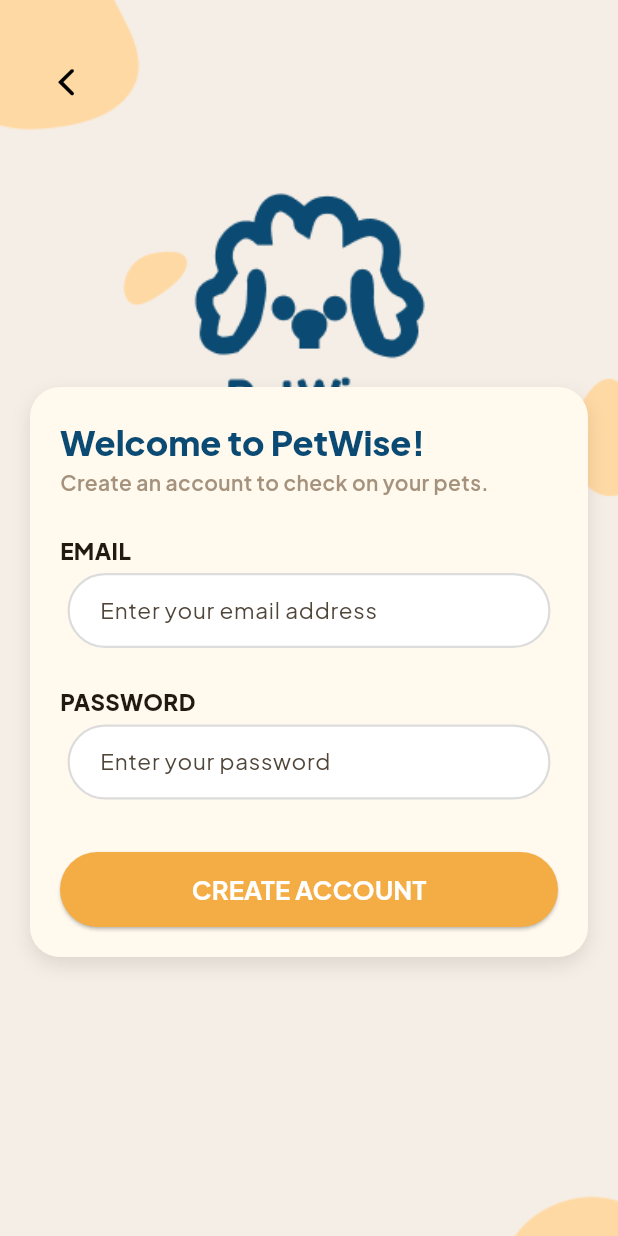
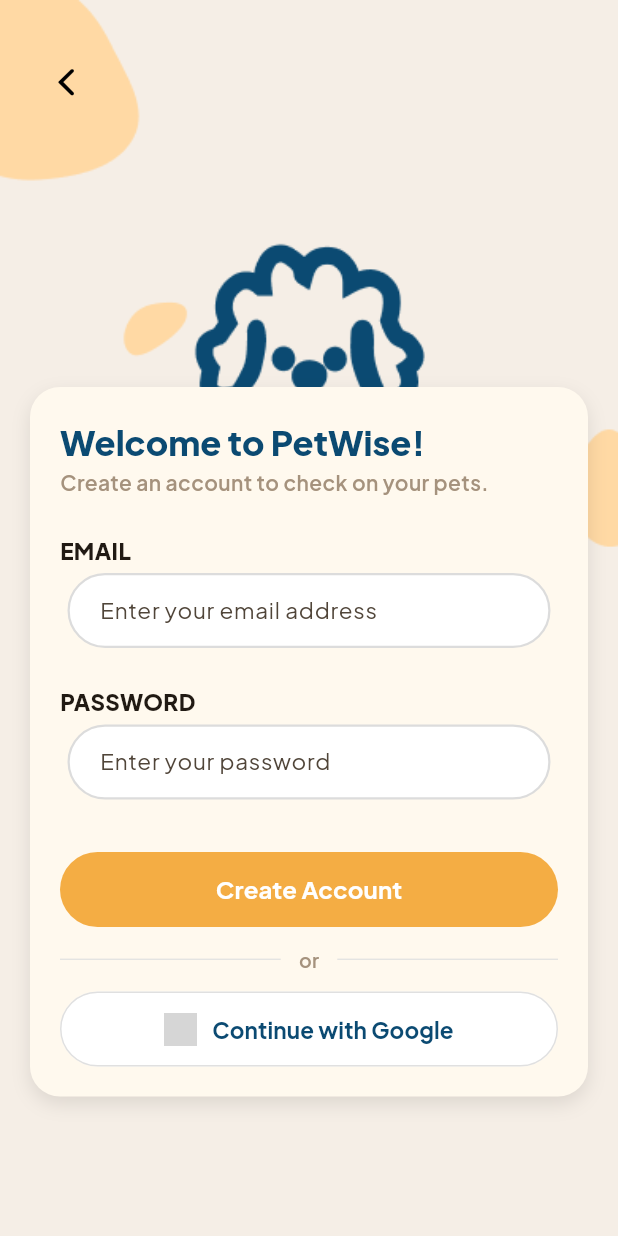
Before and after one commit to andurehhh/Petwise, a Flutter app: the UserSignupScreen screen opened by its route, on a phone screen of 412 x 824 dp. Run offline on Flutter 3.47's test engine with Material 3 defaults, Android fonts, the phone set to English and light mode, and no system bars; our stand-ins replace audioplayers, flutter_local_notifications, flutter_secure_storage, flutter_timezone, google_fonts, google_sign_in and 4 more; accounts and stored records are empty; network calls fail; grey boxes are pictures that could not be loaded.

Commit message:
changed the ID interaction, added google sign up + new pet pen default

```diff
--- a/lib/presentation/screens/pet_card_screen.dart
+++ b/lib/presentation/screens/pet_card_screen.dart
@@ -55,8 +55,8 @@ class PetCardScreen extends StatelessWidget {
             return Padding(
               padding: const EdgeInsets.only(bottom: 16),
               child: GestureDetector(
-                onTap: () => _showZoom(context, pet, displayImage),
-                onDoubleTap: () {
+                onLongPress: () => _showZoom(context, pet, displayImage),
+                onTap: () {
                   context.read<PetProvider>().selectPet(pet);
                   Navigator.push(
                     context,
--- a/lib/presentation/screens/user_signup_screen.dart
+++ b/lib/presentation/screens/user_signup_screen.dart
@@ -3,8 +3,9 @@ import 'package:flutter/material.dart';
 import 'package:google_fonts/google_fonts.dart';
 import 'package:petwise/contracts/auth/signup_request.dart';
 import 'package:petwise/providers/auth_provider.dart';
+import 'package:petwise/presentation/widgets/petwise_user_textField.dart';
+import 'package:petwise/presentation/widgets/petwise_confirmation_dialog.dart';
 import 'package:provider/provider.dart';
-import '../widgets/petwise_user_textField.dart';
 
 class UserSignupScreen extends StatefulWidget {
   const UserSignupScreen({super.key});
@@ -69,16 +70,21 @@ class _UserSignupScreenState extends State<UserSignupScreen> {
   Widget build(BuildContext context) {
     final authProvider = context.watch<AuthProvider>();
     return Scaffold(
-      body: Container(
+      body: SizedBox(
+        width: double.infinity,
+        height: MediaQuery.of(context).size.height,
+        child: Container(
           decoration: const BoxDecoration(
             image: DecorationImage(
               image: AssetImage('assets/images/login_bg.png'),
-            fit: BoxFit.fitWidth,
+              fit: BoxFit.cover,
+              alignment: Alignment.topCenter,
             ),
           ),
           child: SafeArea(
             child: Padding(
               padding: const EdgeInsets.symmetric(horizontal: 20.0),
+              child: SingleChildScrollView(
                 child: Column(
                   crossAxisAlignment: CrossAxisAlignment.start,
                   children: [
@@ -101,7 +107,7 @@ class _UserSignupScreenState extends State<UserSignupScreen> {
                         borderRadius: BorderRadius.circular(20.0),
                         boxShadow: [
                           BoxShadow(
-                        color: Colors.black.withOpacity(0.1),
+                            color: Colors.black.withValues(alpha: 0.1),
                             blurRadius: 10,
                             offset: const Offset(0, 5),
                           ),
@@ -127,9 +133,6 @@ class _UserSignupScreenState extends State<UserSignupScreen> {
                               fontWeight: FontWeight.w600,
                             ),
                           ),
-                      Column(
-                        crossAxisAlignment: CrossAxisAlignment.center,
-                        children: [
                           const SizedBox(height: 15),
                           PetwiseUserTextfield(
                             textLabel: 'EMAIL',
@@ -143,30 +146,25 @@ class _UserSignupScreenState extends State<UserSignupScreen> {
                             isEditable: true,
                             controller: _passwordController,
                           ),
-                        ],
-                      ),
                           const SizedBox(height: 20),
-                      ElevatedButton(
+                          SizedBox(
+                            width: double.infinity,
+                            height: 50,
+                            child: ElevatedButton(
                               onPressed: authProvider.isLoading
                                   ? null
                                   : () async {
-                                // Use read instead of watch inside the function to prevent unnecessary rebuilds during the async call
                                       final provider = context.read<AuthProvider>();
-
                                       bool success = await provider.signUp(
                                         SignUpRequest(
                                           email: _emailController.text.trim(),
                                           password: _passwordController.text.trim(),
                                         ),
                                       );
-
                                       if (!mounted) return;
-
                                       if (success) {
-                                  // Success! Show the dialog.
                                         _showEmailValidationDialog();
                                       } else {
-                                  // Only show the SnackBar if success is FALSE
                                         ScaffoldMessenger.of(context).showSnackBar(
                                           SnackBar(
                                             content: Text(
@@ -180,7 +178,10 @@ class _UserSignupScreenState extends State<UserSignupScreen> {
                               style: ElevatedButton.styleFrom(
                                 backgroundColor: const Color(0xffF4AD44),
                                 foregroundColor: Colors.white,
-                          minimumSize: const Size(double.infinity, 50),
+                                shape: RoundedRectangleBorder(
+                                  borderRadius: BorderRadius.circular(25),
+                                ),
+                                elevation: 0,
                               ),
                               child: authProvider.isLoading
                                   ? const SizedBox(
@@ -192,19 +193,111 @@ class _UserSignupScreenState extends State<UserSignupScreen> {
                                       ),
                                     )
                                   : Text(
-                                'CREATE ACCOUNT',
+                                      'Create Account',
                                       style: GoogleFonts.plusJakartaSans(
                                         color: Colors.white,
-                                  fontSize: 17,
+                                        fontSize: 16,
                                         fontWeight: FontWeight.w700,
+                                      ),
+                                    ),
+                            ),
+                          ),
+                          const SizedBox(height: 12),
+                          Row(
+                            children: [
+                              Expanded(
+                                child: Divider(
+                                  color: Colors.grey.shade300,
+                                  thickness: 0.8,
+                                ),
+                              ),
+                              Padding(
+                                padding: const EdgeInsets.symmetric(horizontal: 12),
+                                child: Text(
+                                  'or',
+                                  style: GoogleFonts.plusJakartaSans(
+                                    color: const Color(0xffA5927D),
+                                    fontSize: 13,
+                                    fontWeight: FontWeight.w600,
+                                  ),
+                                ),
+                              ),
+                              Expanded(
+                                child: Divider(
+                                  color: Colors.grey.shade300,
+                                  thickness: 0.8,
+                                ),
+                              ),
+                            ],
+                          ),
+                          const SizedBox(height: 12),
+                          SizedBox(
+                            width: double.infinity,
+                            height: 50,
+                            child: OutlinedButton(
+                              onPressed: authProvider.isLoading
+                                  ? null
+                                  : () async {
+                                      final success =
+                                          await authProvider.loginWithGoogle();
+                                      if (!mounted) return;
+                                      if (success) {
+                                        await PetwiseConfirmationDialog.show(
+                                          context: context,
+                                          success: true,
+                                          title: 'Welcome!',
+                                          message:
+                                              "Your account is ready. Let's check on your pets.",
+                                          buttonLabel: 'Let\'s Go',
+                                        );
+                                        if (mounted) {
+                                          Navigator.pushReplacementNamed(
+                                            context,
+                                            '/UserHomePage',
+                                          );
+                                        }
+                                      }
+                                    },
+                              style: OutlinedButton.styleFrom(
+                                backgroundColor: Colors.white,
+                                foregroundColor: const Color(0xff0B4A72),
+                                side: BorderSide(color: Colors.grey.shade300),
+                                shape: RoundedRectangleBorder(
+                                  borderRadius: BorderRadius.circular(25),
+                                ),
+                              ),
+                              child: Row(
+                                mainAxisAlignment: MainAxisAlignment.center,
+                                children: [
+                                  Image.asset(
+                                    'assets/images/google_logo.png',
+                                    height: 20,
+                                    errorBuilder: (_, __, ___) => const Icon(
+                                      Icons.g_mobiledata,
+                                      size: 22,
+                                      color: Color(0xff0B4A72),
+                                    ),
+                                  ),
+                                  const SizedBox(width: 10),
+                                  Text(
+                                    'Continue with Google',
+                                    style: GoogleFonts.plusJakartaSans(
+                                      fontSize: 15,
+                                      fontWeight: FontWeight.w700,
+                                      color: const Color(0xff0B4A72),
+                                    ),
+                                  ),
+                                ],
                               ),
                             ),
                           ),
                         ],
                       ),
                     ),
-                const SizedBox(height: 15),
+                    const SizedBox(height: 30),
                   ],
+                ),
+              ),
             ),
           ),
         ),
--- a/lib/services/pet_pen_background_service.dart
+++ b/lib/services/pet_pen_background_service.dart
@@ -6,7 +6,7 @@ class PetPenBackgroundService extends ChangeNotifier {
 
   // Built-in asset backgrounds
   static const List<({String label, String? asset, Color fallback})> presets = [
-    (label: 'Default',  asset: null,                           fallback: Color(0xFFFFF9E6)),
+    (label: 'Default',  asset: 'assets/images/default-bg.png', fallback: Color(0xFFFFF9E6)),
     (label: 'Fields',   asset: 'assets/images/fields-bg.png',  fallback: Color(0xFFE8F5E9)),
     (label: 'Sky',      asset: 'assets/images/sky-bg.png',     fallback: Color(0xFFE3F2FD)),
     (label: 'Beach',    asset: 'assets/images/beach-bg.png',   fallback: Color(0xFFDADEF5)),
```
Also changed, not shown: assets/images/default-bg.png (added). Lines whose indentation alone changed are shown as unchanged.
